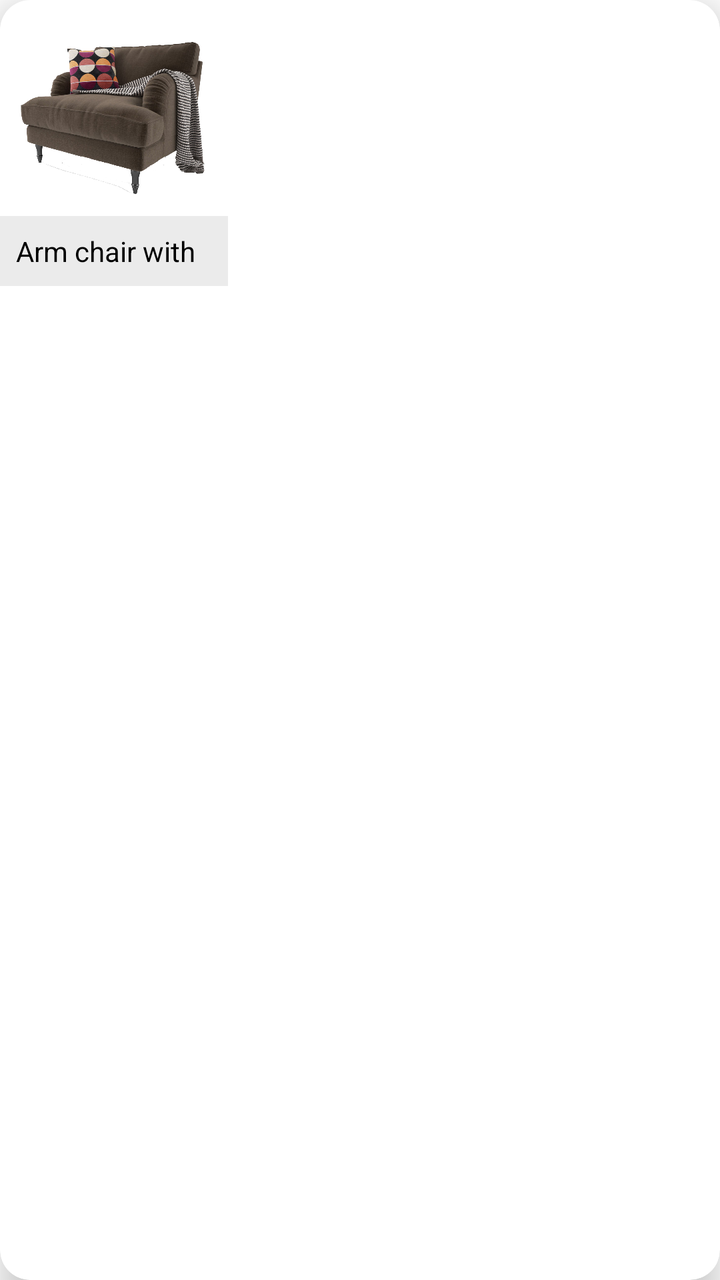
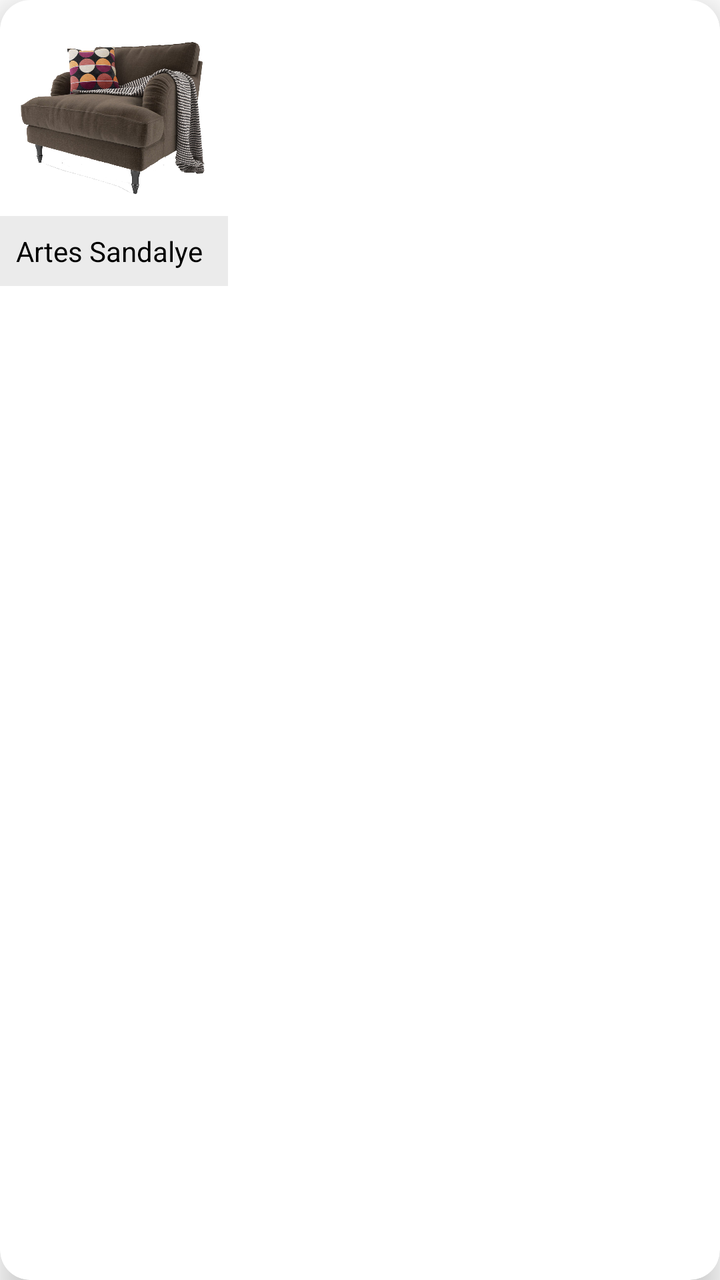

An Android layout rendered at two revisions. The XML below is the earlier revision; the diff shows what the commit changed to produce the second picture.
<!-- AndroidManifest.xml: application theme Theme.ARoom -->
<!-- res/layout/view_renderable_item.xml -->
<androidx.cardview.widget.CardView xmlns:android="http://schemas.android.com/apk/res/android"
    android:layout_width="wrap_content"
    android:layout_height="wrap_content"
    xmlns:app="http://schemas.android.com/apk/res-auto"
    android:background="#14000000"
    android:orientation="vertical"
    app:cardElevation="10dp"
    app:cardCornerRadius="15dp">

    <LinearLayout
        android:layout_width="wrap_content"
        android:layout_height="wrap_content"
        android:background="#14000000"
        android:orientation="vertical" >

        <ImageView
            android:id="@+id/ar_view_product_img"
            android:layout_width="114dp"
            android:layout_height="108dp"
            android:adjustViewBounds="true"
            android:scaleType="centerCrop"
            android:src="@drawable/chair" />

        <TextView
            android:id="@+id/ar_view_product_name"
            android:layout_width="match_parent"
            android:layout_height="wrap_content"
            android:padding="8dp"
            android:text="Arm chair with buffets"
            android:textColor="@color/black" />
    </LinearLayout>


</androidx.cardview.widget.CardView>
<!-- resources referenced by this layout -->
<resources>
  <color name="black">#FF000000</color>
  <!-- drawable chair: jpg bitmap (drawable-v24, 213868 bytes) -->
  <style name="Theme.ARoom" parent="Theme.MaterialComponents.Light.NoActionBar">
          
          <item name="colorPrimary">@color/purple_500</item>
          <item name="colorPrimaryVariant">@color/purple_700</item>
          <item name="colorOnPrimary">@color/white</item>
          
          <item name="colorSecondary">@color/teal_200</item>
          <item name="colorSecondaryVariant">@color/teal_700</item>
          <item name="colorOnSecondary">@color/black</item>
          
          <item name="android:statusBarColor">?attr/colorPrimaryVariant</item>
          
  
  
  
      </style>
  <color name="purple_500">#FF6200EE</color>
  <color name="purple_700">#FF3700B3</color>
  <color name="white">#FFFFFFFF</color>
  <color name="teal_200">#FF03DAC5</color>
  <color name="teal_700">#FF018786</color>
</resources>

<!-- the commit's change to res/layout/view_renderable_item.xml (unified diff, before → after) -->
@@ -26,7 +26,7 @@
             android:layout_width="match_parent"
             android:layout_height="wrap_content"
             android:padding="8dp"
-            android:text="Arm chair with buffets"
+            android:text="Artes Sandalye"
             android:textColor="@color/black" />
     </LinearLayout>
 
